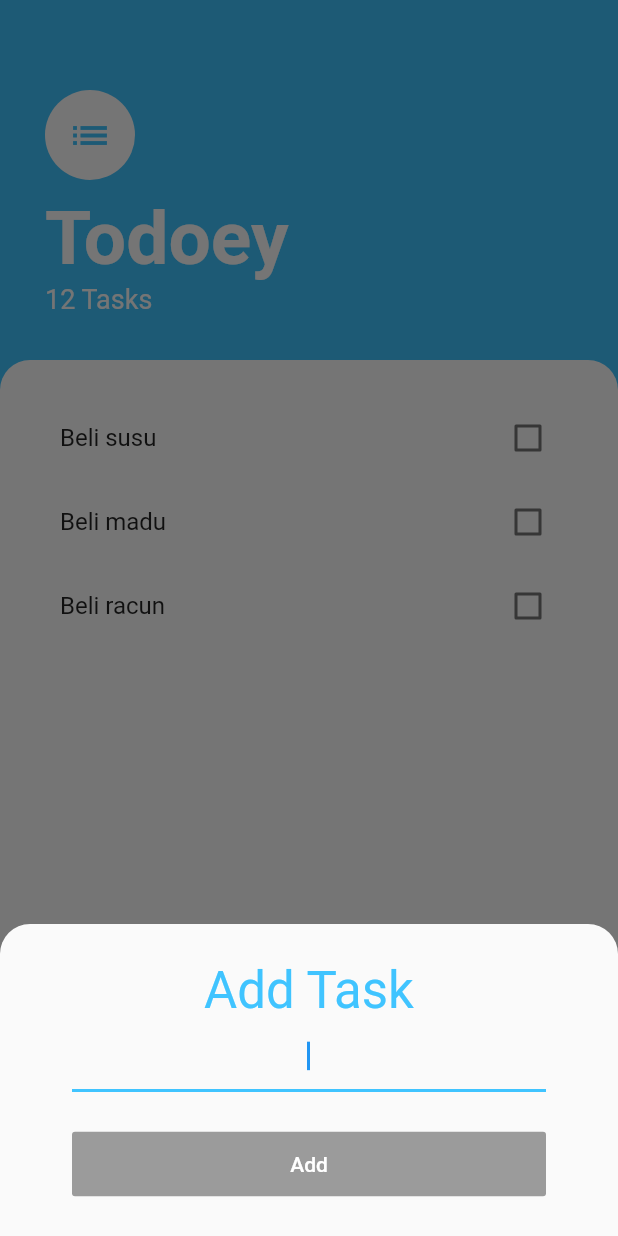
After one commit to andradhandra/flutter_todo, a Flutter app: the screen it shows after launch, after a tap on the "add" icon, on a phone screen of 412 x 824 dp. The commit adds this screen. Run offline on Flutter 3.47's test engine with Material 2 defaults, Android fonts, the phone set to English and light mode, and no system bars.

Commit message:
Lifting state widgets

```diff
--- /dev/null
+++ b/lib/models/TaskModel.dart
@@ -0,0 +1,11 @@
+class TaskModel {
+  TaskModel({
+    this.name,
+    this.isDone = false
+  });
+
+  final String name;
+  bool isDone;
+
+  void toggleDone() => isDone = !isDone;
+}
--- /dev/null
+++ b/lib/screens/AddTaskScreen.dart
@@ -0,0 +1,78 @@
+import 'package:flutter/material.dart';
+
+class AddTaskScreen extends StatelessWidget {
+  AddTaskScreen({
+    @required this.textController,
+    this.onButtonPressed
+  });
+
+  final TextEditingController textController;
+  final Function onButtonPressed;
+
+  @override
+  Widget build(BuildContext context) {
+    return SingleChildScrollView(
+          child: Container(
+        padding: EdgeInsets.symmetric(vertical: 24, horizontal: 48),
+        margin: EdgeInsets.only(bottom: MediaQuery.of(context).viewInsets.bottom),
+        decoration: BoxDecoration(
+          borderRadius: BorderRadius.vertical(
+            top: Radius.circular(20)
+          )
+        ),
+        child: Column(
+          crossAxisAlignment: CrossAxisAlignment.center,
+          children: <Widget>[
+            Text(
+              "Add Task",
+              style: TextStyle(
+                color: Colors.lightBlueAccent,
+                fontSize: 34
+              ),
+            ),
+            TextField(
+              decoration: InputDecoration(
+                enabledBorder: UnderlineInputBorder(
+                  borderSide: BorderSide(
+                    color: Colors.lightBlueAccent,
+                    width: 2
+                  )
+                ),
+                focusedBorder: UnderlineInputBorder(
+                  borderSide: BorderSide(
+                    color: Colors.lightBlueAccent,
+                    width: 2
+                  )
+                ),
+                border: UnderlineInputBorder(
+                  borderSide: BorderSide(
+                    color: Colors.lightBlueAccent,
+                    width: 2
+                  )
+                )
+              ),
+              autofocus: true,
+              textAlign: TextAlign.center,
+            ),
+            SizedBox(height: 24,),
+            RaisedButton(
+              onPressed: onButtonPressed,
+              child: Container(
+                width: double.infinity,
+                height: 43,
+                alignment: Alignment.center,
+                child: Text(
+                  "Add",
+                  style: TextStyle(
+                    color: Colors.white
+                  ),
+                ),
+              ),
+              color: Colors.lightBlueAccent,
+            )
+          ],
+        ),
+      ),
+    );
+  }
+}
--- a/lib/screens/TasksScreen.dart
+++ b/lib/screens/TasksScreen.dart
@@ -1,8 +1,19 @@
 import 'package:flutter/material.dart';
+import 'package:flutter_todo/models/TaskModel.dart';
+import 'package:flutter_todo/screens/AddTaskScreen.dart';
+import 'package:flutter_todo/widgets/TaskList.dart';
 
 class TasksScreen extends StatelessWidget {
+  final _addTaskInputFieldController = TextEditingController();
+  final List<TaskModel> _tasks = [
+    TaskModel(name: "Beli susu"),
+    TaskModel(name: "Beli madu"),
+    TaskModel(name: "Beli racun")
+  ];
+
   @override
   Widget build(BuildContext context) {
+    // void _addTask () {}
     return Scaffold(
       backgroundColor: Colors.lightBlueAccent,
       body: SafeArea(
@@ -50,13 +61,26 @@ class TasksScreen extends StatelessWidget {
                     top: Radius.circular(20)
                   )
                 ),
+                child: TaskList(tasks: _tasks),
               ),
             )
           ],
         ),
       ),
       floatingActionButton: FloatingActionButton(
-        onPressed: null,
+        onPressed: () => showModalBottomSheet(
+          context: context,
+          shape: RoundedRectangleBorder(
+            borderRadius: BorderRadius.vertical(
+              top: Radius.circular(20)
+            )
+          ),
+          isScrollControlled: true,
+          builder: (context) => AddTaskScreen(
+            textController: _addTaskInputFieldController,
+            onButtonPressed: null,
+          )
+        ),
         backgroundColor: Colors.lightBlueAccent,
         child: Icon(Icons.add),
       ),
--- /dev/null
+++ b/lib/widgets/TaskList.dart
@@ -0,0 +1,31 @@
+import 'package:flutter/material.dart';
+import 'package:flutter_todo/models/TaskModel.dart';
+import 'package:flutter_todo/widgets/TaskTile.dart';
+
+class TaskList extends StatefulWidget {
+  TaskList({
+    @required this.tasks
+  });
+
+  final List<TaskModel> tasks;
+
+  @override
+  _TaskListState createState() => _TaskListState();
+}
+
+class _TaskListState extends State<TaskList> {
+  @override
+  Widget build(BuildContext context) {
+    return ListView.builder(
+      padding: EdgeInsets.all(24),
+      itemCount: widget.tasks.length,
+      itemBuilder: (context, i) =>
+        TaskTile(
+          task: widget.tasks[i],
+          onChanged: (_) => setState(
+            widget.tasks[i].toggleDone
+          ),
+        ),
+    );
+  }
+}
--- /dev/null
+++ b/lib/widgets/TaskTile.dart
@@ -0,0 +1,26 @@
+import 'package:flutter/material.dart';
+import 'package:flutter_todo/models/TaskModel.dart';
+
+class TaskTile extends StatelessWidget {
+  const TaskTile({
+    @required this.task,
+    @required this.onChanged
+  });
+
+  final TaskModel task;
+  final Function onChanged;
+
+  @override
+  Widget build(BuildContext context) {
+    return CheckboxListTile(
+      onChanged: onChanged,
+      value: task.isDone,
+      title: Text(
+        task.name,
+        style: TextStyle(
+          decoration: task.isDone ? TextDecoration.lineThrough : null
+        ),
+      ),
+    );
+  }
+}
```
